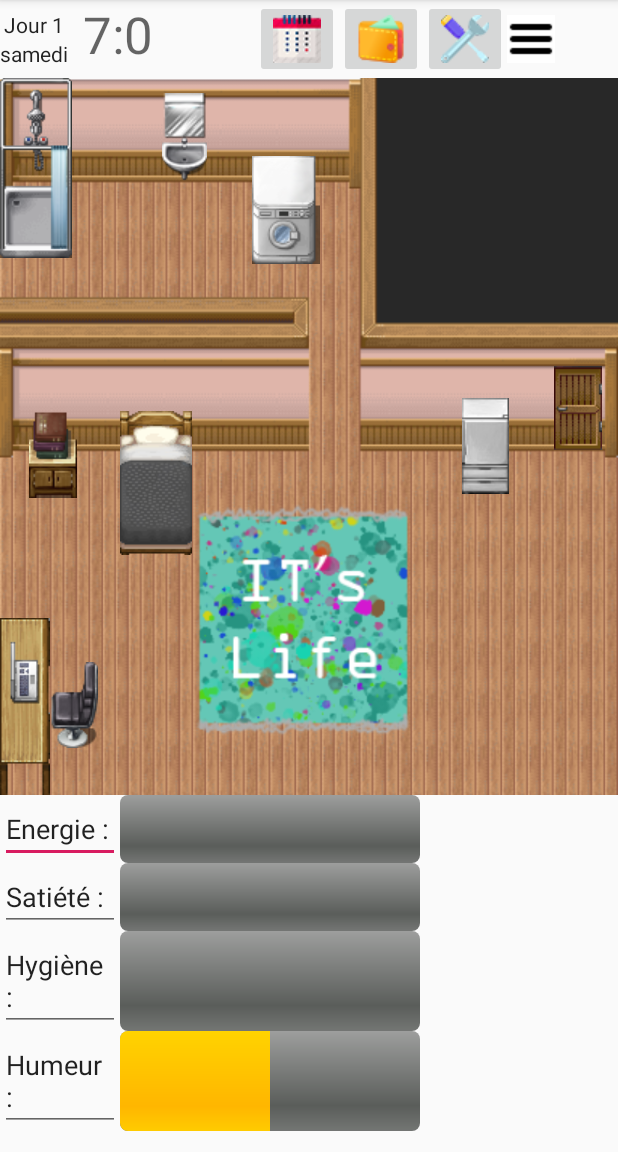
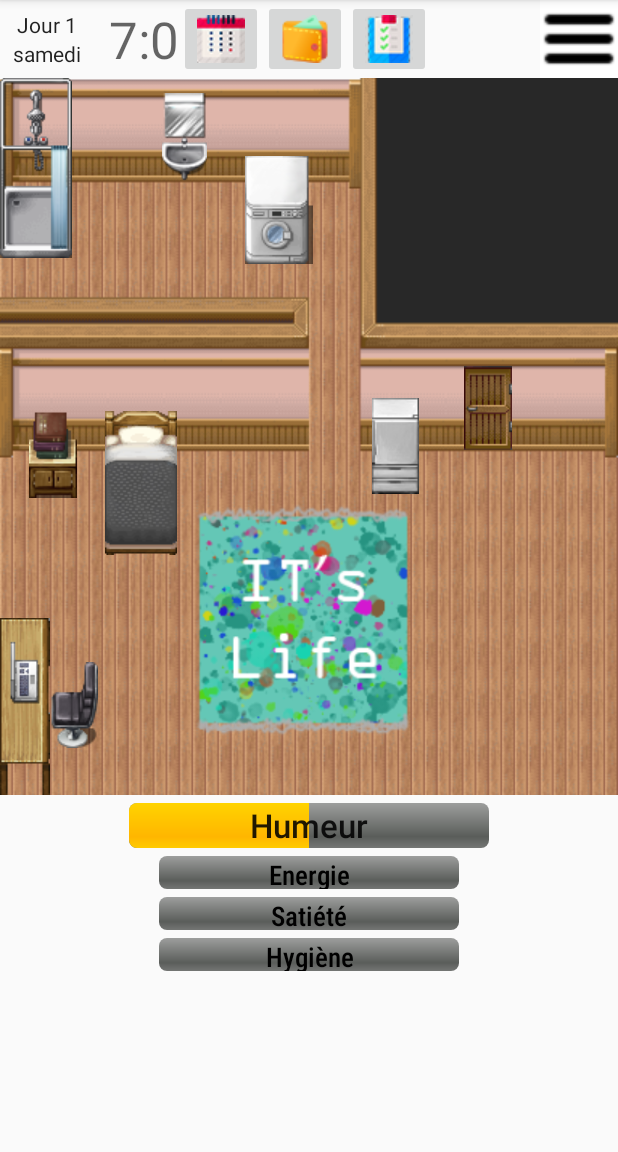
Before and after one commit to phindette/IFLIFE-rendu, an Android app: the screen it shows after launch (ChambreActivity), on a phone screen of 412 x 824 dp, the part 84-1236 px from its top. Run offline under Robolectric (Android 15) with nearby library versions, the phone set to English and light mode, and no system bars; libraries missing offline, so code that uses them is left out: androidx.constraintlayout.solver.

Commit message:
Modif vue Chambre + strings

```diff
--- a/app/src/main/res/layout/activity_chambre.xml
+++ b/app/src/main/res/layout/activity_chambre.xml
@@ -9,19 +9,19 @@
     <LinearLayout
         android:layout_width="match_parent"
         android:layout_height="match_parent"
-        android:orientation="vertical">
+        android:orientation="vertical"
+        app:layout_constraintBottom_toBottomOf="parent"
+        app:layout_constraintEnd_toEndOf="parent"
+        app:layout_constraintStart_toStartOf="parent"
+        app:layout_constraintTop_toTopOf="parent">
+
+        <LinearLayout
+            android:layout_width="match_parent"
+            android:layout_height="wrap_content"
+            android:orientation="horizontal">
 
             <TableLayout
-            android:layout_width="match_parent"
-            android:layout_height="wrap_content">
-
-            <TableRow
-                android:layout_width="match_parent"
-                android:layout_height="80dip"
-                android:gravity="top">
-
-                <TableLayout
-                    android:layout_width="match_parent"
+                android:layout_width="wrap_content"
                 android:layout_height="match_parent"
                 android:gravity="center">
 
@@ -31,7 +31,7 @@
 
                     <TextView
                         android:id="@+id/textDay"
-                            android:layout_width="wrap_content"
+                        android:layout_width="match_parent"
                         android:layout_height="wrap_content"
                         android:gravity="center|center_horizontal|center_vertical"
                         android:text="Jour 1"
@@ -44,10 +44,10 @@
 
                     <TextView
                         android:id="@+id/textDayOfTheWeek"
-                            android:layout_width="wrap_content"
+                        android:layout_width="match_parent"
                         android:layout_height="wrap_content"
                         android:gravity="center|center_horizontal|center_vertical"
-                            android:text="Lundi"
+                        android:text="Dimanche"
                         android:textAppearance="@style/TextAppearance.AppCompat.Body1" />
                 </TableRow>
 
@@ -60,34 +60,28 @@
             <TextView
                 android:id="@+id/textHour"
                 android:layout_width="wrap_content"
-                    android:layout_height="wrap_content"
+                android:layout_height="match_parent"
                 android:gravity="center"
                 android:text="00:00"
                 android:textAppearance="@style/TextAppearance.AppCompat.Display1" />
-
-                <Space
-                    android:layout_width="68dip"
-                    android:layout_height="wrap_content" />
 
             <ImageButton
                 android:id="@+id/btnSchedule"
                 android:layout_width="wrap_content"
                 android:layout_height="wrap_content"
-                    app:srcCompat="@drawable/schedule"
-                    />
+                app:srcCompat="@drawable/schedule" />
 
             <ImageButton
                 android:id="@+id/btnPurse"
                 android:layout_width="wrap_content"
                 android:layout_height="wrap_content"
-                    app:srcCompat="@drawable/purse"
-                    android:onClick="cliqueBtnShop"/>
+                app:srcCompat="@drawable/purse" />
 
             <ImageButton
-                    android:id="@+id/btnSettings"
+                android:id="@+id/btnSkills"
                 android:layout_width="wrap_content"
                 android:layout_height="wrap_content"
-                    app:srcCompat="@drawable/settings" />
+                app:srcCompat="@drawable/skills" />
 
             <ImageButton
                 android:id="@+id/btnHamburger"
@@ -95,11 +89,10 @@
                 android:layout_height="match_parent"
                 android:adjustViewBounds="false"
                 android:background="@android:color/transparent"
+                android:scaleType="fitEnd"
                 app:srcCompat="@drawable/hamburger" />
 
-            </TableRow>
-
-        </TableLayout>
+        </LinearLayout>
 
         <FrameLayout
             android:layout_width="match_parent"
@@ -113,8 +106,7 @@
 
                 <TableLayout
                     android:layout_width="match_parent"
-                    android:layout_height="wrap_content"
-                    >
+                    android:layout_height="wrap_content">
 
                     <TableRow
                         android:layout_width="wrap_content"
@@ -125,8 +117,7 @@
                             android:layout_width="wrap_content"
                             android:layout_height="wrap_content"
                             android:background="@android:color/transparent"
-                            app:srcCompat="@drawable/shower2"
-                            android:onClick="cliqueBtnDouche"/>
+                            app:srcCompat="@drawable/shower2" />
 
                         <Space
                             android:layout_width="60dip"
@@ -140,7 +131,7 @@
                             app:srcCompat="@drawable/lavabo2" />
 
                         <Space
-                            android:layout_width="30dip"
+                            android:layout_width="25dip"
                             android:layout_height="60dip" />
 
                         <ImageButton
@@ -170,21 +161,16 @@
                             android:background="@android:color/transparent"
                             app:srcCompat="@drawable/books" />
 
-                        <Space
-                            android:layout_width="10dip"
-                            android:layout_height="130dip" />
-
                         <ImageButton
                             android:id="@+id/btnBed"
                             android:layout_width="wrap_content"
                             android:layout_height="180dip"
                             android:adjustViewBounds="false"
                             android:background="@android:color/transparent"
-                            app:srcCompat="@drawable/lit"
-                            android:onClick="cliqueBtnDormir"/>
+                            app:srcCompat="@drawable/lit" />
 
                         <Space
-                            android:layout_width="180dip"
+                            android:layout_width="130dip"
                             android:layout_height="wrap_content" />
 
                         <ImageButton
@@ -238,116 +224,149 @@
 
         </FrameLayout>
 
-        <TableLayout
+        <Space
             android:layout_width="match_parent"
-            android:layout_height="wrap_content">
+            android:layout_height="5dip" />
 
-            <TableRow
+        <LinearLayout
+            android:layout_width="match_parent"
+            android:layout_height="wrap_content"
+            android:orientation="vertical">
+
+            <RelativeLayout
                 android:layout_width="match_parent"
                 android:layout_height="match_parent"
-                android:gravity="center"/>
+                android:gravity="center">
 
-        </TableLayout>
+                <ProgressBar
+                    android:id="@+id/humeurBar"
+                    style="@android:style/Widget.ProgressBar.Horizontal"
+                    android:layout_width="240dip"
+                    android:layout_height="30dip"
+                    android:layout_gravity="center"
+                    android:progress="50" />
 
-        <TableLayout
+                <TextView
+                    android:id="@+id/textHumeur"
+                    android:layout_width="200dip"
+                    android:layout_height="22dip"
+                    android:layout_alignLeft="@id/humeurBar"
+                    android:layout_alignTop="@id/humeurBar"
+                    android:layout_alignRight="@id/humeurBar"
+                    android:layout_alignBottom="@id/humeurBar"
+                    android:background="#00000000"
+                    android:gravity="center"
+                    android:text="@string/humeur"
+                    android:textAllCaps="false"
+                    android:textAppearance="@style/TextAppearance.AppCompat.Large"
+                    app:fontFamily="sans-serif-medium" />
+
+            </RelativeLayout>
+
+            <Space
                 android:layout_width="match_parent"
-            android:layout_height="wrap_content">
+                android:layout_height="5dip" />
 
-            <TableRow
+            <RelativeLayout
                 android:layout_width="match_parent"
-                android:layout_height="match_parent">
-
-                <EditText
-                    android:layout_width="80dip"
-                    android:layout_height="wrap_content"
-                    android:text="@string/energie"></EditText>
+                android:layout_height="match_parent"
+                android:gravity="center">
 
                 <ProgressBar
                     android:id="@+id/energieBar"
                     style="@android:style/Widget.ProgressBar.Horizontal"
                     android:layout_width="200dip"
-                    android:layout_height="match_parent"
+                    android:layout_height="22dip"
+                    android:layout_gravity="center"
                     android:progress="50" />
 
-            </TableRow>
+                <TextView
+                    android:id="@+id/textEnergie"
+                    android:layout_width="200dip"
+                    android:layout_height="22dip"
+                    android:layout_alignLeft="@id/energieBar"
+                    android:layout_alignTop="@id/energieBar"
+                    android:layout_alignRight="@id/energieBar"
+                    android:layout_alignBottom="@id/energieBar"
+                    android:background="#00000000"
+                    android:gravity="center"
+                    android:text="@string/energie"
+                    android:textAppearance="@style/TextAppearance.AppCompat.Medium"
+                    android:textColor="@android:color/black"
+                    app:fontFamily="sans-serif-condensed-medium" />
 
-        </TableLayout>
+            </RelativeLayout>
 
-        <TableLayout
+            <Space
                 android:layout_width="match_parent"
-            android:layout_height="wrap_content">
+                android:layout_height="5dip" />
 
-            <TableRow
+            <RelativeLayout
                 android:layout_width="match_parent"
-                android:layout_height="match_parent">
-
-                <EditText
-                    android:layout_width="80dip"
-                    android:layout_height="wrap_content"
-                    android:text="@string/satiete"></EditText>
+                android:layout_height="match_parent"
+                android:gravity="center">
 
                 <ProgressBar
                     android:id="@+id/satieteBar"
                     style="@android:style/Widget.ProgressBar.Horizontal"
                     android:layout_width="200dip"
-                    android:layout_height="match_parent"
+                    android:layout_height="22dip"
+                    android:layout_gravity="center"
                     android:progress="50" />
 
-            </TableRow>
+                <TextView
+                    android:id="@+id/textSatiete"
+                    android:layout_width="200dip"
+                    android:layout_height="22dip"
+                    android:layout_alignLeft="@id/satieteBar"
+                    android:layout_alignTop="@id/satieteBar"
+                    android:layout_alignRight="@id/satieteBar"
+                    android:layout_alignBottom="@id/satieteBar"
+                    android:background="#00000000"
+                    android:gravity="center"
+                    android:text="@string/satiete"
+                    android:textAppearance="@style/TextAppearance.AppCompat.Medium"
+                    android:textColor="@android:color/black"
+                    app:fontFamily="sans-serif-condensed-medium" />
 
-        </TableLayout>
+            </RelativeLayout>
 
-        <TableLayout
+            <Space
                 android:layout_width="match_parent"
-            android:layout_height="wrap_content">
+                android:layout_height="5dip" />
 
-            <TableRow
+            <RelativeLayout
                 android:layout_width="match_parent"
-                android:layout_height="match_parent">
-
-                <EditText
-                    android:layout_width="80dip"
-                    android:layout_height="wrap_content"
-                    android:text="@string/hygiene"></EditText>
+                android:layout_height="match_parent"
+                android:gravity="center">
 
                 <ProgressBar
                     android:id="@+id/hygieneBar"
                     style="@android:style/Widget.ProgressBar.Horizontal"
                     android:layout_width="200dip"
-                    android:layout_height="match_parent"
+                    android:layout_height="22dip"
+                    android:layout_gravity="center"
                     android:progress="50" />
 
-            </TableRow>
+                <TextView
+                    android:id="@+id/textHygiene"
+                    android:layout_width="200dip"
+                    android:layout_height="22dip"
+                    android:layout_alignLeft="@id/hygieneBar"
+                    android:layout_alignTop="@id/hygieneBar"
+                    android:layout_alignRight="@id/hygieneBar"
+                    android:layout_alignBottom="@id/hygieneBar"
+                    android:background="#00000000"
+                    android:gravity="center"
+                    android:text="@string/hygiene"
+                    android:textAppearance="@style/TextAppearance.AppCompat.Medium"
+                    android:textColor="@android:color/black"
+                    app:fontFamily="sans-serif-condensed-medium" />
 
-        </TableLayout>
+            </RelativeLayout>
 
-        <TableLayout
-            android:layout_width="match_parent"
-            android:layout_height="wrap_content">
 
-            <TableRow
-                android:layout_width="match_parent"
-                android:layout_height="match_parent">
-
-                <EditText
-                    android:layout_width="80dip"
-                    android:layout_height="wrap_content"
-                    android:text="@string/humeur"></EditText>
-
-                <ProgressBar
-                    android:id="@+id/humeurBar"
-                    style="@android:style/Widget.ProgressBar.Horizontal"
-                    android:layout_width="200dip"
-                    android:layout_height="match_parent"
-                    android:progress="50" />
-
-                <Space
-                    android:layout_width="98dip"
-                    android:layout_height="wrap_content" />
-
-            </TableRow>
-
-        </TableLayout>
+        </LinearLayout>
 
     </LinearLayout>
 </androidx.constraintlayout.widget.ConstraintLayout>
--- a/app/src/main/res/values/strings.xml
+++ b/app/src/main/res/values/strings.xml
@@ -1,7 +1,7 @@
 <resources>
     <string name="app_name">My Application</string>
-    <string name="energie">Energie : </string>
-    <string name="satiete">Satiété : </string>
-    <string name="hygiene">Hygiène : </string>
-    <string name="humeur">Humeur : </string>
+    <string name="energie">Energie</string>
+    <string name="satiete">Satiété</string>
+    <string name="hygiene">Hygiène</string>
+    <string name="humeur">Humeur</string>
 </resources>
```
Lines whose indentation alone changed are shown as unchanged.
